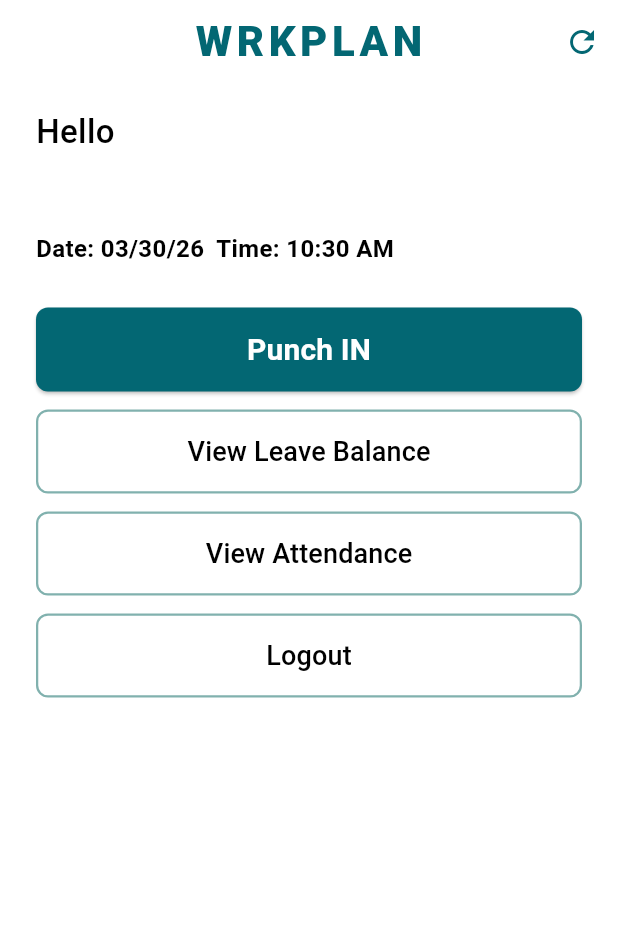
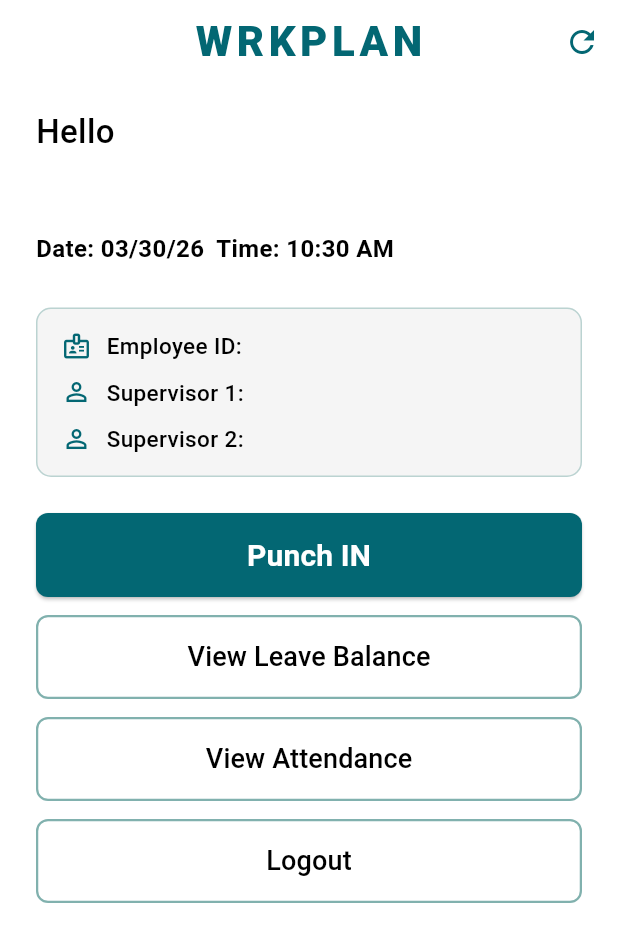
Before and after one commit to SATABHISHA/WrkPlanTimesheetKioskAndroidKolkata, a Flutter app: the RecognitionOptionScreen screen opened by its route, on a phone screen of 412 x 824 dp. Shown: the top 942 px of the screen. Run offline on Flutter 3.47's test engine with Material 3 defaults, Android fonts, the phone set to English and light mode, and no system bars; our stand-ins replace geolocator, image_picker, shared_preferences; accounts and stored records are empty; network calls fail.

Commit message:
Home: Show Employee ID, Supervisor 1/2 in styled card on Punch IN view
- Employee info shown in a rounded card with green border and light bg
- Each row has an icon (badge, person), label in black, value in primary color
- Only visible when nextAction is IN (hidden on Break/Punch OUT view per PDF page 6)

```diff
--- a/AndroidWrkplanTimesheetKiosk/lib/screens/recognition_option_screen.dart
+++ b/AndroidWrkplanTimesheetKiosk/lib/screens/recognition_option_screen.dart
@@ -425,6 +425,30 @@
                   ),
                   const SizedBox(height: 28),
 
+                  // ── Employee info card (Punch IN view only) ──────────
+                  if (_nextAction == 'IN' || _nextAction.isEmpty) ...[
+                    Container(
+                      width: double.infinity,
+                      padding: const EdgeInsets.symmetric(horizontal: 16, vertical: 14),
+                      decoration: BoxDecoration(
+                        color: AppColors.fieldBg,
+                        borderRadius: BorderRadius.circular(10),
+                        border: Border.all(color: AppColors.secondary.withOpacity(0.5)),
+                      ),
+                      child: Column(
+                        crossAxisAlignment: CrossAxisAlignment.start,
+                        children: [
+                          _infoCardRow(Icons.badge_outlined, 'Employee ID', user.employeeCode ?? ''),
+                          const SizedBox(height: 10),
+                          _infoCardRow(Icons.person_outline, 'Supervisor 1', user.supervisor1 ?? ''),
+                          const SizedBox(height: 10),
+                          _infoCardRow(Icons.person_outline, 'Supervisor 2', user.supervisor2 ?? ''),
+                        ],
+                      ),
+                    ),
+                    const SizedBox(height: 24),
+                  ],
+
                   // ── Punch IN ─────────────────────────────────────────
                   if (_nextAction == 'IN' || _nextAction.isEmpty)
                     _actionBtn(
@@ -512,6 +536,27 @@
     );
   }
 
+  Widget _infoCardRow(IconData icon, String label, String value) {
+    return Row(
+      children: [
+        Icon(icon, size: 20, color: AppColors.primary),
+        const SizedBox(width: 10),
+        Text('$label: ',
+            style: const TextStyle(
+                color: AppColors.textColor,
+                fontSize: 15,
+                fontWeight: FontWeight.w500)),
+        Expanded(
+          child: Text(value,
+              style: const TextStyle(
+                  color: AppColors.primary,
+                  fontSize: 15,
+                  fontWeight: FontWeight.w600)),
+        ),
+      ],
+    );
+  }
+
   Widget _actionBtn({
     required String label,
     bool filled = false,
```
